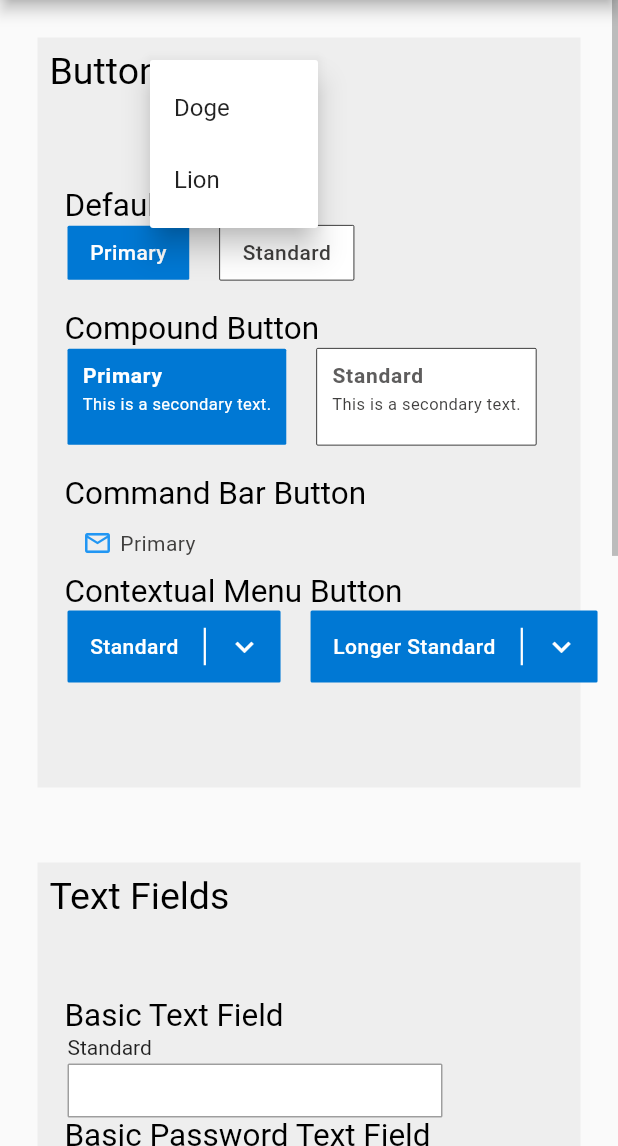
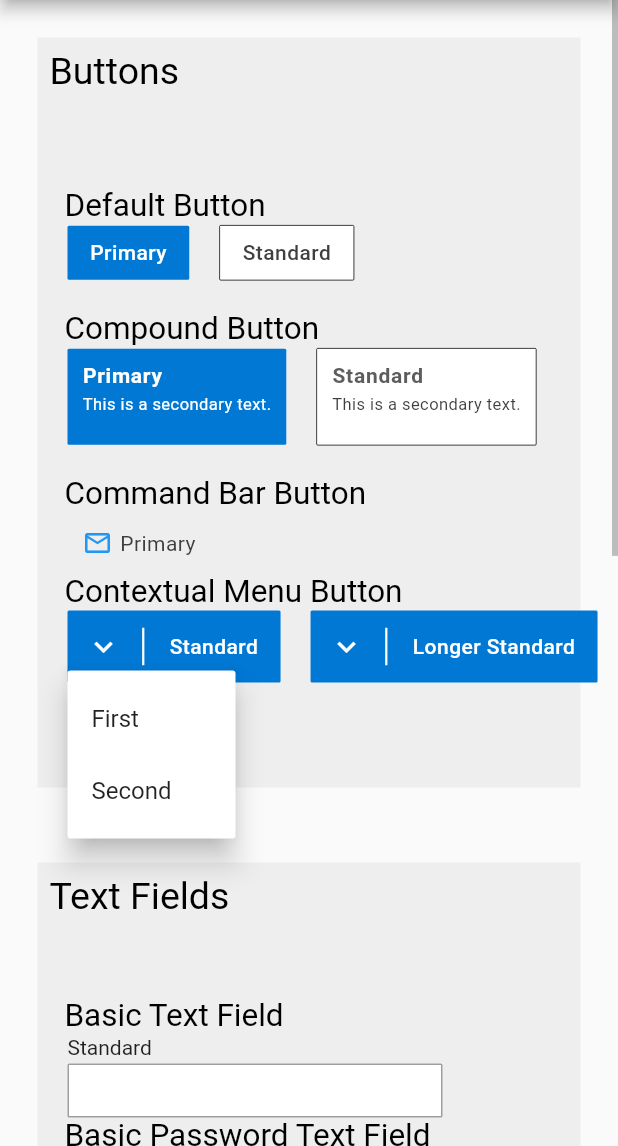
Before and after one commit to Zamaruu/flutter-fluent-ui-library, a Flutter app: the screen it shows after launch, after a tap on the "keyboard arrow down" icon, on a phone screen of 412 x 824 dp, the part 90-1236 px from its top. Run offline on Flutter 3.47's test engine with Material 2 defaults, Android fonts, the phone set to English and light mode, and no system bars.

Commit message:
Contextual Menu Button added

```diff
--- a/lib/main.dart
+++ b/lib/main.dart
@@ -13,7 +13,6 @@ class FluentUIDesign extends StatelessWidget {
     debugPaintSizeEnabled = false;
     return MaterialApp(
       debugShowCheckedModeBanner: false,
-      title: 'Flutter Demo',
       theme: ThemeData(
         appBarTheme: AppBarTheme(
           color: Colors.white,
--- a/lib/ui/fluentui/fluentbutton.dart
+++ b/lib/ui/fluentui/fluentbutton.dart
@@ -10,23 +10,40 @@ class DefaultButton extends StatelessWidget {
   final Color color;
   final Color textColor;
   final Color borderColor;
-  final Widget trailing;
+  final Widget leading;
 
   final BoxDecoration buttondecoration = new BoxDecoration(
     borderRadius: BorderRadius.circular(5),
   );
 
-  DefaultButton(this.title, {Key key,  this.icon, this.onPressed, this.color = const Color.fromRGBO(0, 120, 212, 1), this.textColor = Colors.white, this.border = false, this.borderColor, this.trailing}) : super(key: key);
+  DefaultButton(this.title,
+      {Key key,
+      this.icon,
+      this.onPressed,
+      this.color = const Color.fromRGBO(0, 120, 212, 1),
+      this.textColor = Colors.white,
+      this.border = false,
+      this.borderColor,
+      this.leading})
+      : super(key: key);
 
-  DefaultButton.standard(this.title, {Key key,  this.icon, this.onPressed, this.color = Colors.white, this.textColor = const Color.fromRGBO(64, 63, 62, 1), this.border = true, this.borderColor = Colors.black, this.trailing});
+  DefaultButton.standard(this.title,
+      {Key key,
+      this.icon,
+      this.onPressed,
+      this.color = Colors.white,
+      this.textColor = const Color.fromRGBO(64, 63, 62, 1),
+      this.border = true,
+      this.borderColor = Colors.black,
+      this.leading});
 
   @override
   Widget build(BuildContext context) {
     return new Container(
       decoration: new BoxDecoration(
         borderRadius: BorderRadius.circular(borderradius),
-        border: ((){
-          if(border){
+        border: (() {
+          if (border) {
             return Border.all(
               color: Colors.black,
               width: 0.5,
@@ -37,41 +54,47 @@ class DefaultButton extends StatelessWidget {
       ),
       child: new Material(
         child: new InkWell(
-          onTap: onPressed != null? onPressed: () {},
+          onTap: onPressed != null ? onPressed : () {},
           child: Row(
             children: [
+              leading != null ? leading : Container(),
+              leading != null
+                  ? SizedBox(
+                      width: 5,
+                      child: Center(
+                        child: Container(
+                          color: textColor,
+                          height: 25,
+                          width: 1.5,
+                        ),
+                      ),
+                    )
+                  : Container(),
               Container(
-                padding: EdgeInsets.only(left: 15, right: 15, top: 10, bottom: 10),
+                padding:
+                    EdgeInsets.only(left: 15, right: 15, top: 10, bottom: 10),
                 child: Row(
                   mainAxisAlignment: MainAxisAlignment.center,
                   children: [
-                    icon != null? Icon(icon, color: textColor,): Container(),
+                    icon != null
+                        ? Icon(
+                            icon,
+                            color: textColor,
+                          )
+                        : Container(),
                     Container(
-                      margin: EdgeInsets.only(left: icon != null? 5: 0),
+                      margin: EdgeInsets.only(left: icon != null ? 5 : 0),
                       child: Text(
                         title,
                         style: TextStyle(
-                          color: textColor,
-                          fontWeight: FontWeight.w500,
-                          letterSpacing: 0.3
-                        ),
+                            color: textColor,
+                            fontWeight: FontWeight.w500,
+                            letterSpacing: 0.3),
                       ),
                     ),
                   ],
                 ),
               ),
-              trailing != null?
-                SizedBox(
-                  width: 5,
-                  child: Center(
-                    child: Container(
-                      color: textColor,
-                      height: 25,
-                      width: 1.5,
-                    ),
-                  ),
-                ):Container(),
-              trailing != null? trailing: Container(),
             ],
           ),
         ),
@@ -97,17 +120,32 @@ class CompoundButton extends StatelessWidget {
     borderRadius: BorderRadius.circular(5),
   );
 
-  CompoundButton(this.title,  this.secondary, {Key key,  this.onPressed, this.color = const Color.fromRGBO(0, 120, 212, 1), this.titleColor = Colors.white, this.border = false, this.borderColor, this.secondaryColor = Colors.white}) : super(key: key);
+  CompoundButton(this.title, this.secondary,
+      {Key key,
+      this.onPressed,
+      this.color = const Color.fromRGBO(0, 120, 212, 1),
+      this.titleColor = Colors.white,
+      this.border = false,
+      this.borderColor,
+      this.secondaryColor = Colors.white})
+      : super(key: key);
 
-  CompoundButton.standard(this.title, this.secondary, {Key key,   this.onPressed, this.color = Colors.white, this.titleColor = const Color.fromRGBO(94, 93, 93, 1), this.border = true, this.borderColor = Colors.black, this.secondaryColor = const Color.fromRGBO(64, 63, 62, 1)});
+  CompoundButton.standard(this.title, this.secondary,
+      {Key key,
+      this.onPressed,
+      this.color = Colors.white,
+      this.titleColor = const Color.fromRGBO(94, 93, 93, 1),
+      this.border = true,
+      this.borderColor = Colors.black,
+      this.secondaryColor = const Color.fromRGBO(64, 63, 62, 1)});
 
   @override
   Widget build(BuildContext context) {
     return new Container(
       decoration: new BoxDecoration(
         borderRadius: BorderRadius.circular(borderradius),
-        border: ((){
-          if(border){
+        border: (() {
+          if (border) {
             return Border.all(
               color: Colors.black,
               width: 0.5,
@@ -118,7 +156,7 @@ class CompoundButton extends StatelessWidget {
       ),
       child: new Material(
         child: new InkWell(
-          onTap: onPressed != null? onPressed: () {},
+          onTap: onPressed != null ? onPressed : () {},
           child: new Container(
             padding: EdgeInsets.all(10),
             child: Column(
@@ -130,11 +168,10 @@ class CompoundButton extends StatelessWidget {
                   child: Text(
                     title,
                     style: TextStyle(
-                      color: titleColor,
-                      fontWeight: FontWeight.bold,
-                      fontSize: 14,
-                      letterSpacing: 0.5
-                    ),
+                        color: titleColor,
+                        fontWeight: FontWeight.bold,
+                        fontSize: 14,
+                        letterSpacing: 0.5),
                   ),
                 ),
                 Container(
@@ -142,10 +179,9 @@ class CompoundButton extends StatelessWidget {
                   child: Text(
                     secondary,
                     style: TextStyle(
-                      color: secondaryColor,
-                      fontSize: 11,
-                      letterSpacing: 0.3
-                    ),
+                        color: secondaryColor,
+                        fontSize: 11,
+                        letterSpacing: 0.3),
                   ),
                 ),
               ],
@@ -173,7 +209,13 @@ class CommandBarButton extends StatelessWidget {
     borderRadius: BorderRadius.circular(5),
   );
 
-  CommandBarButton(this.title, this.icon,{Key key, this.onPressed, this.color = Colors.white, this.textColor = const Color.fromRGBO(64, 63, 62, 1), this.border = true, this.borderColor = Colors.black});
+  CommandBarButton(this.title, this.icon,
+      {Key key,
+      this.onPressed,
+      this.color = Colors.white,
+      this.textColor = const Color.fromRGBO(64, 63, 62, 1),
+      this.border = true,
+      this.borderColor = Colors.black});
 
   @override
   Widget build(BuildContext context) {
@@ -184,27 +226,31 @@ class CommandBarButton extends StatelessWidget {
       ),
       child: new Material(
         child: new InkWell(
-          onTap: onPressed != null? onPressed: () {},
+          onTap: onPressed != null ? onPressed : () {},
           child: new Container(
             padding: EdgeInsets.all(10),
             child: Row(
               mainAxisAlignment: MainAxisAlignment.center,
               children: [
-                icon != null? Icon(icon, color: Colors.blue, size: 20,): Container(),
+                icon != null
+                    ? Icon(
+                        icon,
+                        color: Colors.blue,
+                        size: 20,
+                      )
+                    : Container(),
                 Container(
-                  margin: EdgeInsets.only(left: icon != null? 5: 0),
+                  margin: EdgeInsets.only(left: icon != null ? 5 : 0),
                   child: Text(
                     title,
                     style: TextStyle(
-                      color: textColor,
-                      fontWeight: FontWeight.w400,
-                      letterSpacing: 0.3
-                    ),
+                        color: textColor,
+                        fontWeight: FontWeight.w400,
+                        letterSpacing: 0.3),
                   ),
                 ),
               ],
             ),
-
           ),
         ),
         color: Colors.transparent,
@@ -218,29 +264,65 @@ class ContextualMenuButton extends StatelessWidget {
   final Color textColor;
   final Color backgroundColor;
 
-  const ContextualMenuButton(this.title, {Key key, this.textColor = Colors.white, this.backgroundColor = Colors.blue}) : super(key: key);
+  const ContextualMenuButton(this.title,
+      {Key key,
+      this.textColor = Colors.white,
+      this.backgroundColor = Colors.blue})
+      : super(key: key);
 
   @override
   Widget build(BuildContext context) {
-    return DefaultButton(
-      title,
-      textColor: textColor,
-      trailing: IconButton(
-        icon: Icon(Icons.keyboard_arrow_down, color: textColor,),
-        onPressed: () async {
-          await showMenu(
-            context: context,
-            position: RelativeRect.fromLTRB(100, 100, 100, 100),
-            items: [
-              PopupMenuItem<String>(
-                  child: const Text('Doge'), value: 'Doge'),
-              PopupMenuItem<String>(
-                  child: const Text('Lion'), value: 'Lion'),
+    return DefaultButton(title,
+        textColor: textColor,
+        leading: Container(
+          child: PopupMenuButton(
+            icon: Icon(Icons.keyboard_arrow_down, color: textColor),
+            offset: Offset(0, 40),
+            itemBuilder: (context) => [
+              PopupMenuItem(
+                value: 1,
+                child: Text("First"),
+              ),
+              PopupMenuItem(
+                value: 2,
+                child: Text("Second"),
+              ),
             ],
-            elevation: 8.0,
-          );
-        },
-      )
-    );
+          ),
+        ));
   }
 }
+
+class CommandButton extends StatelessWidget {
+  final String title;
+  final Color textColor;
+  final Color backgroundColor;
+
+  const CommandButton(this.title,
+      {Key key,
+      this.textColor = Colors.white,
+      this.backgroundColor = Colors.blue})
+      : super(key: key);
+
+  @override
+  Widget build(BuildContext context) {
+    return DefaultButton(title,
+        textColor: textColor,
+        leading: Container(
+          child: PopupMenuButton(
+            icon: Icon(Icons.keyboard_arrow_down, color: textColor),
+            offset: Offset(0, 40),
+            itemBuilder: (context) => [
+              PopupMenuItem(
+                value: 1,
+                child: Text("First"),
+              ),
+              PopupMenuItem(
+                value: 2,
+                child: Text("Second"),
+              ),
+            ],
+          ),
+        ));
+  }
+}
```
